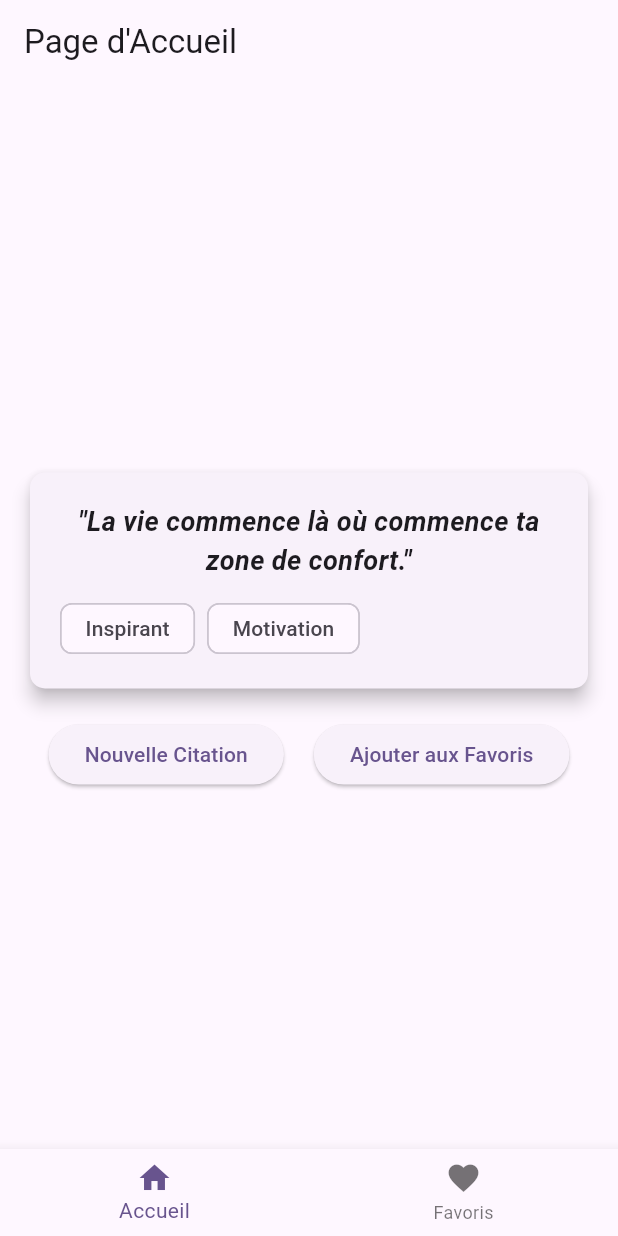
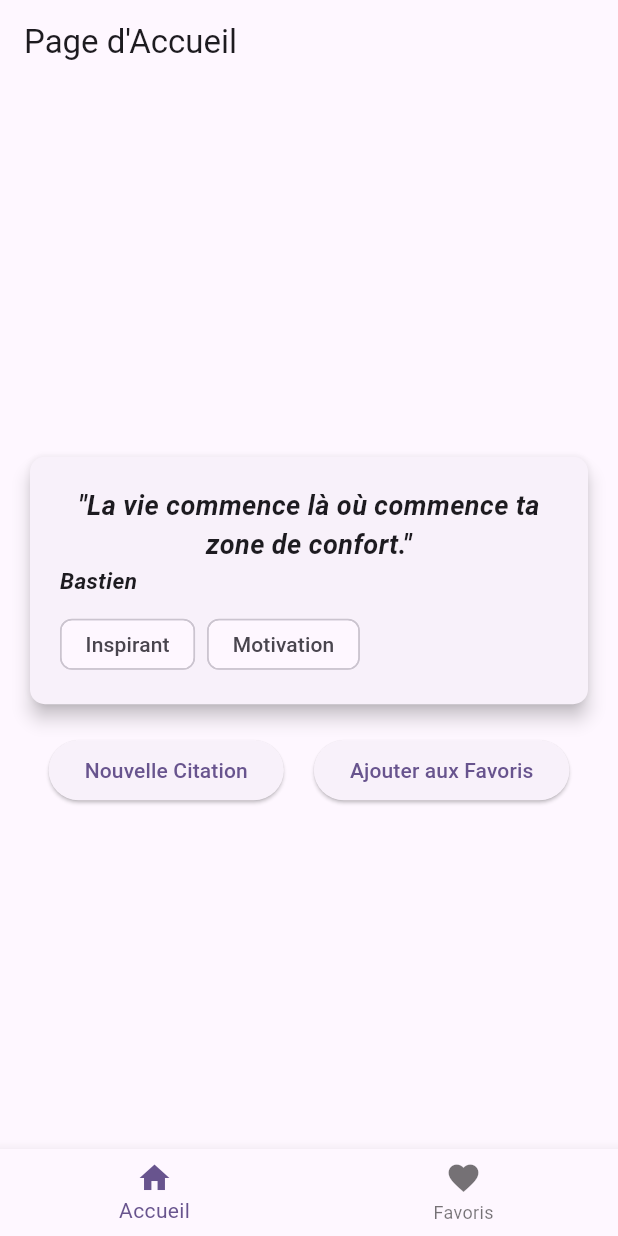
Before and after one commit to l3miage-campusb/Citations, a Flutter app: the screen it shows after launch, on a phone screen of 412 x 824 dp. Run offline on Flutter 3.47's test engine with Material 3 defaults, Android fonts, the light colour scheme and no system bars; our stand-ins replace localstorage.

Commit message:
ajout auteur

```diff
--- a/mes_citations/lib/models/Citation.dart
+++ b/mes_citations/lib/models/Citation.dart
@@ -2,13 +2,15 @@ import '../enum/Tags.dart';
 
 class Citation {
   final String citation;
+  final String auteur;
   final List<Tag> tags;
 
-  Citation({required this.citation, required this.tags});
+  Citation({required this.citation,required this.auteur, required this.tags});
 
   Map<String, dynamic> toJson() {
     return {
       'citation': citation,
+      'auteur': auteur,
       'tags': tags.map((tag) => tag.name).toList(), // Enum → String
     };
   }
@@ -16,6 +18,7 @@ class Citation {
   factory Citation.fromJson(Map<String, dynamic> json) {
     return Citation(
       citation: json['citation'],
+      auteur: json['auteur'],
       tags: (json['tags'] as List<dynamic>)
           .map((tagString) => Tag.values.firstWhere((tag) => tag.name == tagString))
           .toList(),
--- a/mes_citations/lib/pages/favorite_page.dart
+++ b/mes_citations/lib/pages/favorite_page.dart
@@ -143,6 +143,10 @@ class _FavoritesPageState extends State<FavoritesPage> {
                           citation.citation,
                           style: const TextStyle(fontSize: 16),
                         ),
+                        Text(
+                          citation.auteur,
+                          style: const TextStyle(fontSize: 13),
+                        ),
                       ],
                     ),
                   ),
--- a/mes_citations/lib/pages/home_page.dart
+++ b/mes_citations/lib/pages/home_page.dart
@@ -21,6 +21,7 @@ class _HomePageState extends State<HomePage> {
   // Citation actuellement affichée
   Citation currentCitation = Citation(
     citation: "La vie commence là où commence ta zone de confort.",
+    auteur: "Bastien",
     tags: [Tag.inspirant, Tag.motivation],
   );
 
@@ -33,6 +34,7 @@ class _HomePageState extends State<HomePage> {
       // Remplace la citation actuelle par une autre citation simulée
       currentCitation = Citation(
         citation: "Ne rêve pas ta vie, vis tes rêves.",
+        auteur: "Bastien",
         tags: [Tag.inspirant],
       );
     });
@@ -80,6 +82,15 @@ class _HomePageState extends State<HomePage> {
                         ),
                         textAlign: TextAlign.center,
                       ),
+                      Text(
+                        '${currentCitation.auteur}',
+                        style: const TextStyle(
+                          fontSize: 15,
+                          fontWeight: FontWeight.w600,
+                          fontStyle: FontStyle.italic,
+                        ),
+                        textAlign: TextAlign.center,
+                      ),
                       const SizedBox(height: 12),
                       Wrap(
                         spacing: 8,
--- a/mes_citations/lib/services/local_storage_service.dart
+++ b/mes_citations/lib/services/local_storage_service.dart
@@ -35,6 +35,7 @@ class StorageService {
     // Vérif
     for (var citation in citations) {
       print(citation.citation); // → La vie commence...
+      print(citation.auteur); // → Bastien
       print(citation.tags.map((t) => t.name).join(', ')); // → inspirant, motivation
     }
 
```
